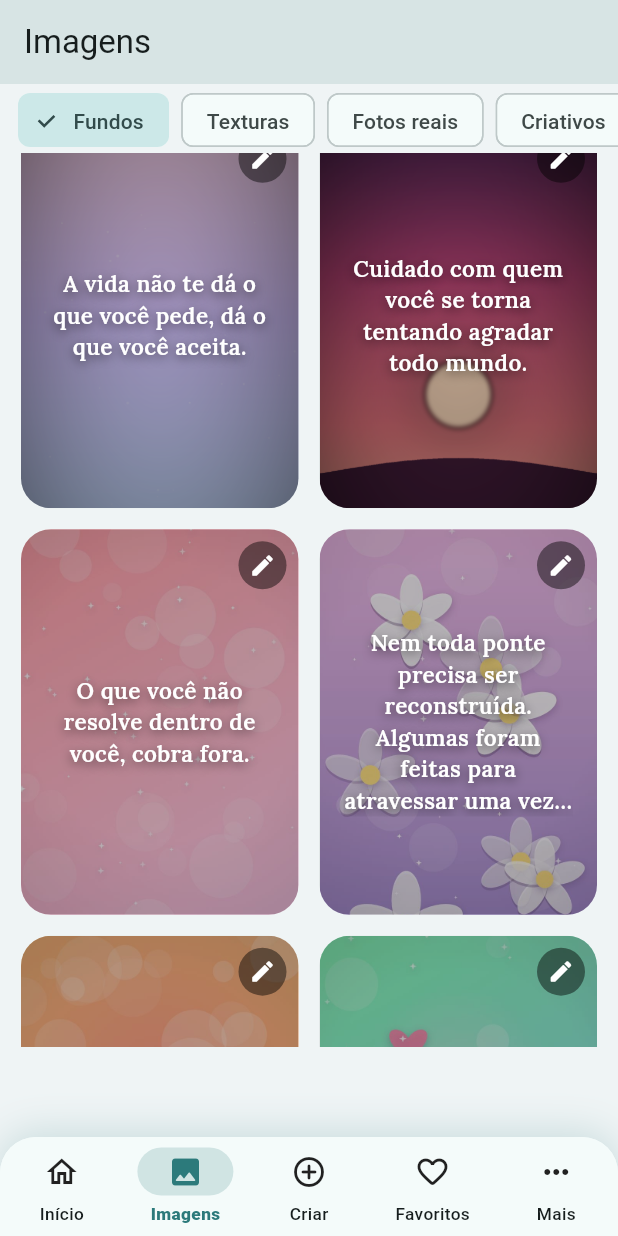
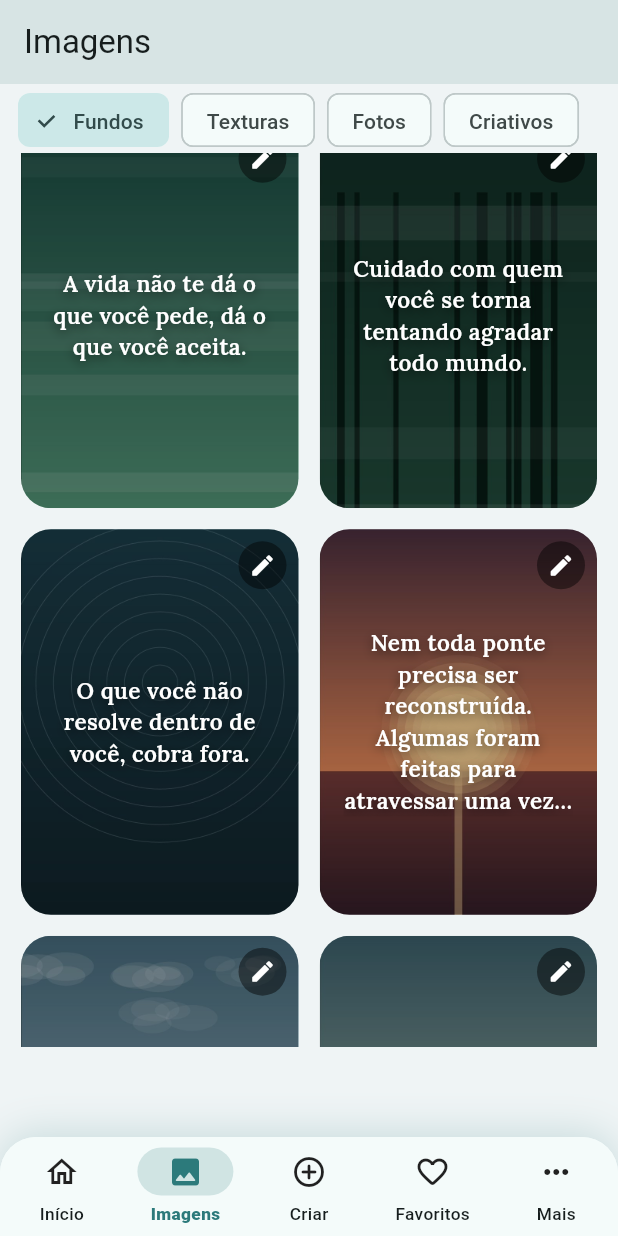
Before and after one commit to bruuhviiper-dev/app31, a Flutter app: the screen it shows after launch, item 2 of the bottom bar chosen, scrolled down 576 dp, on a phone screen of 412 x 824 dp. Run offline on Flutter 3.47's test engine with Material 3 defaults, Android fonts, the phone set to English and light mode, and no system bars; our stand-ins replace cached_network_image, flutter_local_notifications, flutter_timezone, google_fonts, google_mobile_ads, image_picker and 4 more; missing offline and left inert: gal; network calls fail.

Commit message:
Redesign visual: icone pomba serena + fundos de reflexao
- Novo icone adaptativo full-bleed (pomba sobre verde-teal da capa, sem
  texto) para casar com a listagem da loja (politica Misleading Claims)
- Splash coeso (azul-escuro + pomba, sem texto cortado)
- Aba Imagens re-tematizada: 12 fundos de reflexao (montanha, lago, noite,
  amanhecer...), Criativos com paletas serenas, Fotos curadas (paisagens
  calmas), chip Fotos
- Assinatura de release via key.properties (upload keystore, ignorada no git)
- Bump v1.0.1+3

Co-Authored-By: Claude Opus 4.8 <noreply@anthropic.com>
Claude-Session: https://claude.ai/code/session_01DoCN38qTZUr81gBwuVo5Pv

```diff
--- a/lib/data/image_backgrounds.dart
+++ b/lib/data/image_backgrounds.dart
@@ -1,22 +1,40 @@
 import 'package:flutter/material.dart';
 
-/// Fundos-imagem ESTÉTICOS. Começa pelos temáticos originais (bokeh, céu,
-/// corações, flores, pastel, pôr do sol — a identidade) e segue com 96 gerados
-/// (pastel, flores, bokeh, corações, borboletas, lua, girassol, glitter — 8
-/// cenas × 10 paletas × variações). Assets leves, offline.
+/// Fundos-imagem para o nicho de REFLEXÃO. Começa pelos TEMÁTICOS novos
+/// (montanha ao alvorecer, lago espelhado, noite estrelada, névoa, floresta,
+/// zen, pôr do sol, céu, vale — desenhados p/ o app), depois os estéticos mais
+/// serenos e por fim os genéricos. Assets leves, offline.
 class ImageBackgrounds {
   ImageBackgrounds._();
 
+  /// Cenas de reflexão desenhadas para o app (as mais aderentes ao tema).
+  static const List<String> _reflexao = [
+    'assets/backgrounds/bg_ref01_montanha.jpg',
+    'assets/backgrounds/bg_ref02_lago.jpg',
+    'assets/backgrounds/bg_ref03_noite.jpg',
+    'assets/backgrounds/bg_ref04_amanhecer.jpg',
+    'assets/backgrounds/bg_ref05_neblina.jpg',
+    'assets/backgrounds/bg_ref06_floresta.jpg',
+    'assets/backgrounds/bg_ref07_zen.jpg',
+    'assets/backgrounds/bg_ref08_pordosol.jpg',
+    'assets/backgrounds/bg_ref09_ceu.jpg',
+    'assets/backgrounds/bg_ref10_vale.jpg',
+    'assets/backgrounds/bg_ref11_teal.jpg',
+    'assets/backgrounds/bg_ref12_crepusculo.jpg',
+  ];
+
+  /// Estéticos: os serenos primeiro; corações/flores (menos temáticos) por fim.
   static const List<String> _estetico = [
+    'assets/backgrounds/bg_ceu.png',
+    'assets/backgrounds/bg_pordosol.png',
+    'assets/backgrounds/bg_pastel.png',
     'assets/backgrounds/bg_bokeh.png',
-    'assets/backgrounds/bg_ceu.png',
+    'assets/backgrounds/bg_flores.png',
     'assets/backgrounds/bg_coracoes.png',
-    'assets/backgrounds/bg_flores.png',
-    'assets/backgrounds/bg_pastel.png',
-    'assets/backgrounds/bg_pordosol.png',
   ];
 
   static List<String> get all => [
+        ..._reflexao,
         ..._estetico,
         for (var i = 1; i <= 96; i++)
           'assets/backgrounds/bg${i.toString().padLeft(2, '0')}.jpg',
--- a/lib/data/photo_backgrounds.dart
+++ b/lib/data/photo_backgrounds.dart
@@ -21,68 +21,67 @@ class PhotoBackground {
   String get thumb => 'https://picsum.photos/id/$id/160/240';
 }
 
-/// Catálogo curado de fundos-foto (paisagens). Facilmente ampliável.
+/// Catálogo CURADO para o nicho de REFLEXÃO: só paisagens serenas/contemplativas
+/// (água espelhada, névoa, amanhecer, montanha calma, floresta) — as mais
+/// reflexivas primeiro. Removidas as cenas urbanas (cidade/arquitetura/ruas),
+/// que fugiam do tema. Licença Unsplash (uso comercial livre).
 const photoBackgrounds = <PhotoBackground>[
+  // --- Água espelhada / lago calmo (o mais "reflexão") ---
+  PhotoBackground('1077'), // lago espelhado
+  PhotoBackground('1055'), // lago calmo ao amanhecer
+  PhotoBackground('1051'), // cais de madeira no lago
+  PhotoBackground('1060'), // cais e lago
+  PhotoBackground('1069'), // lago e montanhas
+  PhotoBackground('1024'), // montanhas e lago
+  PhotoBackground('1041'), // mar sereno / gelo
+  PhotoBackground('1061'), // praia serena
+  // --- Névoa / bruma (contemplativo) ---
+  PhotoBackground('1064'), // neblina sobre as colinas
+  PhotoBackground('1044'), // floresta com névoa
+  PhotoBackground('1071'), // céu e nuvens
+  // --- Amanhecer / entardecer suave ---
+  PhotoBackground('1037'), // nascer do sol entre árvores
+  PhotoBackground('1083'), // montanha ao amanhecer
+  PhotoBackground('1016'), // cânion no fim de tarde
+  PhotoBackground('1057'), // costa ao pôr do sol
+  PhotoBackground('1053'), // pôr do sol no mar
+  PhotoBackground('1072'), // deserto ao entardecer
+  // --- Montanha / vale / floresta serena ---
   PhotoBackground('1015'), // fiorde / penhasco
-  PhotoBackground('1057'), // costa ao pôr do sol
-  PhotoBackground('1037'), // nascer do sol entre árvores
-  PhotoBackground('1018'), // montanhas verdes e estrada
   PhotoBackground('1039'), // cachoeira e vale verde
   PhotoBackground('1043'), // vale de Yosemite
   PhotoBackground('1045'), // montanha verde
-  PhotoBackground('1051'), // cais de madeira no lago
+  PhotoBackground('1042'), // vale verde
+  PhotoBackground('1018'), // montanhas verdes e estrada
   PhotoBackground('1036'), // montanhas nevadas
-  PhotoBackground('1016'), // cânion no fim de tarde
-  PhotoBackground('1064'), // neblina sobre as colinas
-  PhotoBackground('1044'), // floresta com névoa
-  PhotoBackground('1041'), // mar sereno / gelo
-  PhotoBackground('1038'), // costa gelada
-  PhotoBackground('1052'), // praia de rocha negra
-  PhotoBackground('1055'), // lago calmo ao amanhecer
+  PhotoBackground('1035'), // montanha nevada
+  PhotoBackground('1063'), // neve e árvores
+  PhotoBackground('1029'), // trilho na floresta
+  PhotoBackground('1059'), // trilha na mata
+  PhotoBackground('1070'), // floresta densa
+  PhotoBackground('1020'), // rio na floresta
+  PhotoBackground('1066'), // colinas verdes
+  PhotoBackground('1056'), // vale ensolarado
+  PhotoBackground('1058'), // estrada e montanha
+  // --- Mar / costa calma ---
   PhotoBackground('1019'), // mar sob céu nublado
-  PhotoBackground('1061'), // praia serena
-  PhotoBackground('1023'), // campos vistos do alto
-  // ---- ampliação (paisagens/natureza, licença Unsplash) ----
-  PhotoBackground('1002'), // cidade à noite
-  PhotoBackground('1003'), // folhas de outono
-  PhotoBackground('1004'), // rua arborizada
-  PhotoBackground('1008'), // arranha-céus
   PhotoBackground('1013'), // costa rochosa
   PhotoBackground('1014'), // mar e horizonte
-  PhotoBackground('1020'), // rio na floresta
-  PhotoBackground('1021'), // fachada / arquitetura
-  PhotoBackground('1024'), // montanhas e lago
-  PhotoBackground('1029'), // trilho na floresta
+  PhotoBackground('1052'), // praia de rocha negra
+  PhotoBackground('1038'), // costa gelada
+  PhotoBackground('1054'), // ilha e mar
+  PhotoBackground('1065'), // vista aérea da costa
+  PhotoBackground('1084'), // costa e farol
+  PhotoBackground('1075'), // praia e falésias
+  PhotoBackground('1049'), // praia tropical
+  // --- Campo / natureza aberta ---
+  PhotoBackground('1023'), // campos vistos do alto
   PhotoBackground('1031'), // campo dourado
+  PhotoBackground('1074'), // campo aberto
   PhotoBackground('1033'), // estrada no campo
-  PhotoBackground('1035'), // montanha nevada
-  PhotoBackground('1042'), // vale verde
-  PhotoBackground('1047'), // rua antiga
-  PhotoBackground('1048'), // cidade e ponte
-  PhotoBackground('1049'), // praia tropical
-  PhotoBackground('1050'), // cidade litorânea
-  PhotoBackground('1053'), // pôr do sol no mar
-  PhotoBackground('1054'), // ilha e mar
-  PhotoBackground('1056'), // vale ensolarado
-  PhotoBackground('1058'), // estrada e montanha
-  PhotoBackground('1059'), // trilha na mata
-  PhotoBackground('1060'), // cais e lago
+  PhotoBackground('1082'), // campo florido
+  PhotoBackground('1080'), // vinhedos
+  PhotoBackground('1073'), // dunas
   PhotoBackground('1062'), // outono dourado
-  PhotoBackground('1063'), // neve e árvores
-  PhotoBackground('1065'), // vista aérea da costa
-  PhotoBackground('1066'), // colinas verdes
-  PhotoBackground('1069'), // lago e montanhas
-  PhotoBackground('1070'), // floresta densa
-  PhotoBackground('1071'), // céu e nuvens
-  PhotoBackground('1072'), // deserto ao entardecer
-  PhotoBackground('1073'), // dunas
-  PhotoBackground('1074'), // campo aberto
-  PhotoBackground('1075'), // praia e falésias
-  PhotoBackground('1076'), // horizonte urbano
-  PhotoBackground('1077'), // lago espelhado
-  PhotoBackground('1080'), // vinhedos
-  PhotoBackground('1081'), // rua histórica
-  PhotoBackground('1082'), // campo florido
-  PhotoBackground('1083'), // montanha ao amanhecer
-  PhotoBackground('1084'), // costa e farol
+  PhotoBackground('1003'), // folhas de outono
 ];
--- a/lib/data/procedural_bg.dart
+++ b/lib/data/procedural_bg.dart
@@ -11,26 +11,26 @@ import 'package:flutter/material.dart';
 class ProceduralBg {
   ProceduralBg._();
 
-  /// Paletas base (gradiente). Bonitas, com bom contraste pra texto claro.
+  /// Paletas base (gradiente) SERENAS — clima de reflexão/contemplação
+  /// (verde-teal da capa, amanhecer, névoa, azul-noite calmo). Bom contraste
+  /// pra texto claro.
   static const List<List<Color>> palettes = [
-    [Color(0xFFFF758C), Color(0xFFFF7EB3)],
-    [Color(0xFF667EEA), Color(0xFF764BA2)],
-    [Color(0xFFF7971E), Color(0xFFFFD200)],
-    [Color(0xFF11998E), Color(0xFF38EF7D)],
-    [Color(0xFF8E2DE2), Color(0xFF4A00E0)],
-    [Color(0xFFEB3349), Color(0xFFF45C43)],
-    [Color(0xFF2193B0), Color(0xFF6DD5ED)],
-    [Color(0xFFDA22FF), Color(0xFF9733EE)],
-    [Color(0xFFF12711), Color(0xFFF5AF19)],
-    [Color(0xFF141E30), Color(0xFF243B55)],
-    [Color(0xFFFC466B), Color(0xFF3F5EFB)],
-    [Color(0xFF0F2027), Color(0xFF2C5364)],
-    [Color(0xFFee9ca7), Color(0xFFb24592)],
-    [Color(0xFFf6d365), Color(0xFFfda085)],
-    [Color(0xFF4b6cb7), Color(0xFF182848)],
-    [Color(0xFF5f2c82), Color(0xFF49a09d)],
-    [Color(0xFFc471f5), Color(0xFFfa71cd)],
-    [Color(0xFFf857a6), Color(0xFFff5858)],
+    [Color(0xFF0C6E5C), Color(0xFF043D36)], // verde-teal da capa
+    [Color(0xFF1F4037), Color(0xFF99A88E)], // musgo -> sálvia
+    [Color(0xFF2C5364), Color(0xFF0F2027)], // amanhecer celeste
+    [Color(0xFF134E5E), Color(0xFF71B280)], // teal -> verde bruma
+    [Color(0xFF4B6CB7), Color(0xFF182848)], // azul-noite calmo
+    [Color(0xFF3A6073), Color(0xFF16222A)], // azul-ardósia
+    [Color(0xFF11998E), Color(0xFF0B5E52)], // verde-água profundo
+    [Color(0xFF0F2027), Color(0xFF203A43)], // noite serena
+    [Color(0xFF283048), Color(0xFF859398)], // aço sereno
+    [Color(0xFF5C258D), Color(0xFF4389A2)], // crepúsculo lilás-teal
+    [Color(0xFF232526), Color(0xFF414345)], // névoa cinza
+    [Color(0xFF16A085), Color(0xFF0E5F4E)], // esmeralda serena
+    [Color(0xFF1D4350), Color(0xFF5C7A6B)], // teal sóbrio
+    [Color(0xFF334D50), Color(0xFF0F2027)], // névoa escura
+    [Color(0xFF0B486B), Color(0xFF3A7B8C)], // maré azul calma
+    [Color(0xFF3E5151), Color(0xFFDECBA4)], // entardecer sereno
   ];
 
   static const int _styles = 7;
@@ -102,7 +102,7 @@ class ProceduralPainter extends CustomPainter {
         _waves(canvas, r, w, h, tint);
         break;
       case 3:
-        _hearts(canvas, r, w, h);
+        _mist(canvas, r, w, h);
         break;
       case 4:
         _sparkles(canvas, r, w, h);
@@ -111,7 +111,7 @@ class ProceduralPainter extends CustomPainter {
         _rings(canvas, r, w, h);
         break;
       case 6:
-        _confetti(canvas, r, w, h);
+        _stars(canvas, r, w, h);
         break;
     }
 
@@ -175,23 +175,17 @@ class ProceduralPainter extends CustomPainter {
     }
   }
 
-  void _hearts(Canvas c, _Rnd r, double w, double h) {
-    final n = 7 + r.intg(8);
-    for (var i = 0; i < n; i++) {
-      final s = r.range(w * 0.05, w * 0.14);
-      _heart(c, Offset(r.range(0, w), r.range(0, h)), s,
-          Colors.white.withValues(alpha: r.range(0.05, 0.14)));
+  /// Névoa: faixas horizontais suaves (bruma sobre a água) — meditativo.
+  void _mist(Canvas c, _Rnd r, double w, double h) {
+    final bands = 3 + r.intg(3);
+    for (var i = 0; i < bands; i++) {
+      final y = r.range(h * 0.15, h * 0.9);
+      final bh = r.range(h * 0.06, h * 0.16);
+      c.drawRect(
+        Rect.fromLTWH(0, y, w, bh),
+        Paint()..color = Colors.white.withValues(alpha: r.range(0.03, 0.07)),
+      );
     }
-  }
-
-  void _heart(Canvas c, Offset o, double s, Color color) {
-    final p = Path();
-    p.moveTo(o.dx, o.dy + s * 0.3);
-    p.cubicTo(o.dx - s * 0.5, o.dy - s * 0.3, o.dx - s * 0.5, o.dy + s * 0.35,
-        o.dx, o.dy + s * 0.7);
-    p.cubicTo(o.dx + s * 0.5, o.dy + s * 0.35, o.dx + s * 0.5, o.dy - s * 0.3,
-        o.dx, o.dy + s * 0.3);
-    c.drawPath(p, Paint()..color = color);
   }
 
   void _sparkles(Canvas c, _Rnd r, double w, double h) {
@@ -227,19 +221,15 @@ class ProceduralPainter extends CustomPainter {
     }
   }
 
-  void _confetti(Canvas c, _Rnd r, double w, double h) {
-    final n = 18 + r.intg(16);
+  /// Céu estrelado sereno: pontinhos de luz na parte de cima (noite calma).
+  void _stars(Canvas c, _Rnd r, double w, double h) {
+    final n = 30 + r.intg(30);
     for (var i = 0; i < n; i++) {
-      final o = Offset(r.range(0, w), r.range(0, h));
-      final s = r.range(4, 10);
-      c.save();
-      c.translate(o.dx, o.dy);
-      c.rotate(r.range(0, math.pi));
-      c.drawRect(
-        Rect.fromCenter(center: Offset.zero, width: s, height: s * 0.5),
-        Paint()..color = Colors.white.withValues(alpha: r.range(0.08, 0.2)),
+      c.drawCircle(
+        Offset(r.range(0, w), r.range(0, h * 0.7)),
+        r.range(0.8, 2.2),
+        Paint()..color = Colors.white.withValues(alpha: r.range(0.15, 0.6)),
       );
-      c.restore();
     }
   }
 
--- a/lib/screens/images_screen.dart
+++ b/lib/screens/images_screen.dart
@@ -98,7 +98,7 @@ class _ImagesScreenState extends State<ImagesScreen> {
                         label: Text(switch (k) {
                           _Kind.fundos => 'Fundos',
                           _Kind.texturas => 'Texturas',
-                          _Kind.fotos => 'Fotos reais',
+                          _Kind.fotos => 'Fotos',
                           _Kind.criativos => 'Criativos',
                         }),
                         selected: _kind == k,
--- a/pubspec.yaml
+++ b/pubspec.yaml
@@ -16,7 +16,7 @@ publish_to: 'none' # Remove this line if you wish to publish to pub.dev
 # https://developer.apple.com/library/archive/documentation/General/Reference/InfoPlistKeyReference/Articles/CoreFoundationKeys.html
 # In Windows, build-name is used as the major, minor, and patch parts
 # of the product and file versions while build-number is used as the build suffix.
-version: 1.0.0+1
+version: 1.0.1+3
 
 environment:
   sdk: ^3.12.1
```
Also changed, not shown: assets/backgrounds/bg_ref01_montanha.jpg (added), assets/backgrounds/bg_ref02_lago.jpg (added), assets/backgrounds/bg_ref03_noite.jpg (added), assets/backgrounds/bg_ref04_amanhecer.jpg (added), assets/backgrounds/bg_ref05_neblina.jpg (added), assets/backgrounds/bg_ref06_floresta.jpg (added), assets/backgrounds/bg_ref07_zen.jpg (added), assets/backgrounds/bg_ref08_pordosol.jpg (added), assets/backgrounds/bg_ref09_ceu.jpg (added), assets/backgrounds/bg_ref10_vale.jpg (added), assets/backgrounds/bg_ref11_teal.jpg (added), assets/backgrounds/bg_ref12_crepusculo.jpg (added), assets/icon/bg.png, assets/icon/icon.png, 1 more files, 21 other files.
